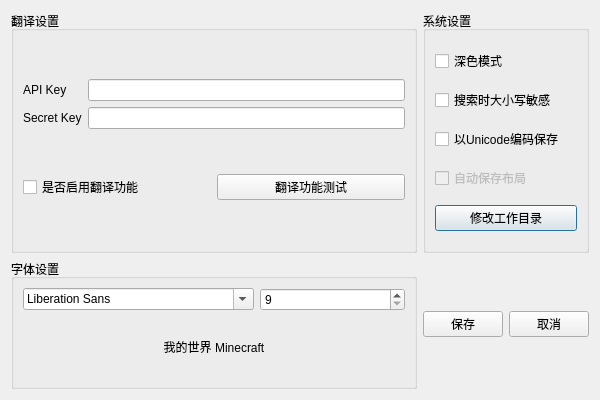
This is Settings.ui in MonianHello/JSON-i18n as Qt 5 draws it before an edit. The edited form follows.
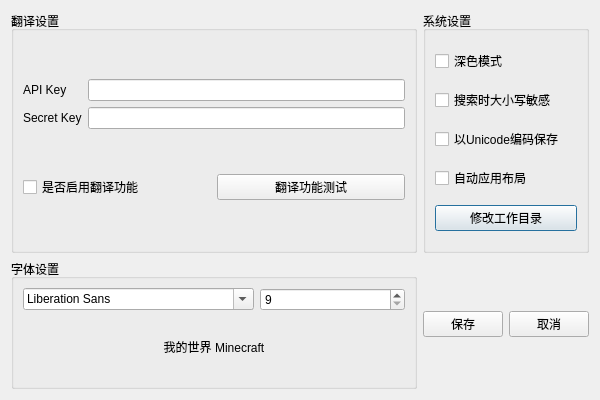
This is the edited form.

Commit message: 增加保存布局功能

Patch:
```diff
--- a/Settings.ui
+++ b/Settings.ui
@@ -104,7 +104,7 @@
       <item>
        <widget class="QCheckBox" name="autoSaveLayoutCheckBox">
         <property name="enabled">
-         <bool>false</bool>
+         <bool>true</bool>
         </property>
         <property name="font">
          <font>
@@ -115,10 +115,10 @@
          </font>
         </property>
         <property name="text">
-         <string>自动保存布局</string>
+         <string>自动应用布局</string>
         </property>
         <property name="checkable">
-         <bool>false</bool>
+         <bool>true</bool>
         </property>
        </widget>
       </item>
```
Left out of the diff: 2 changed lines with no effect on the pictures. The commit also changes 2 other files.
